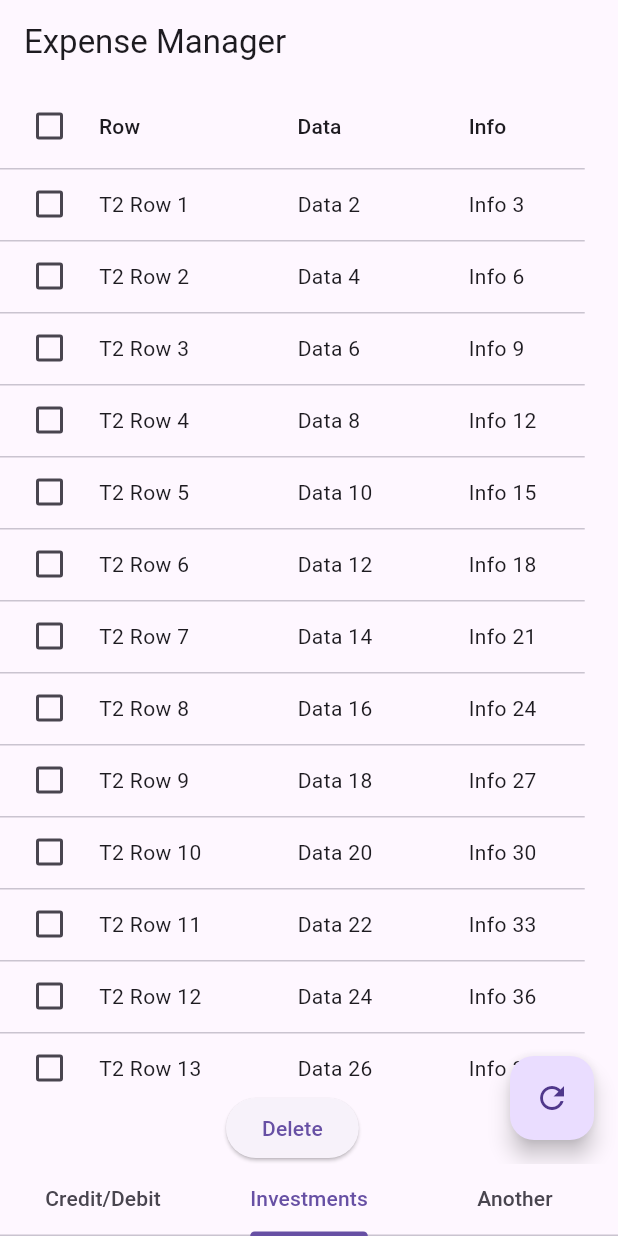
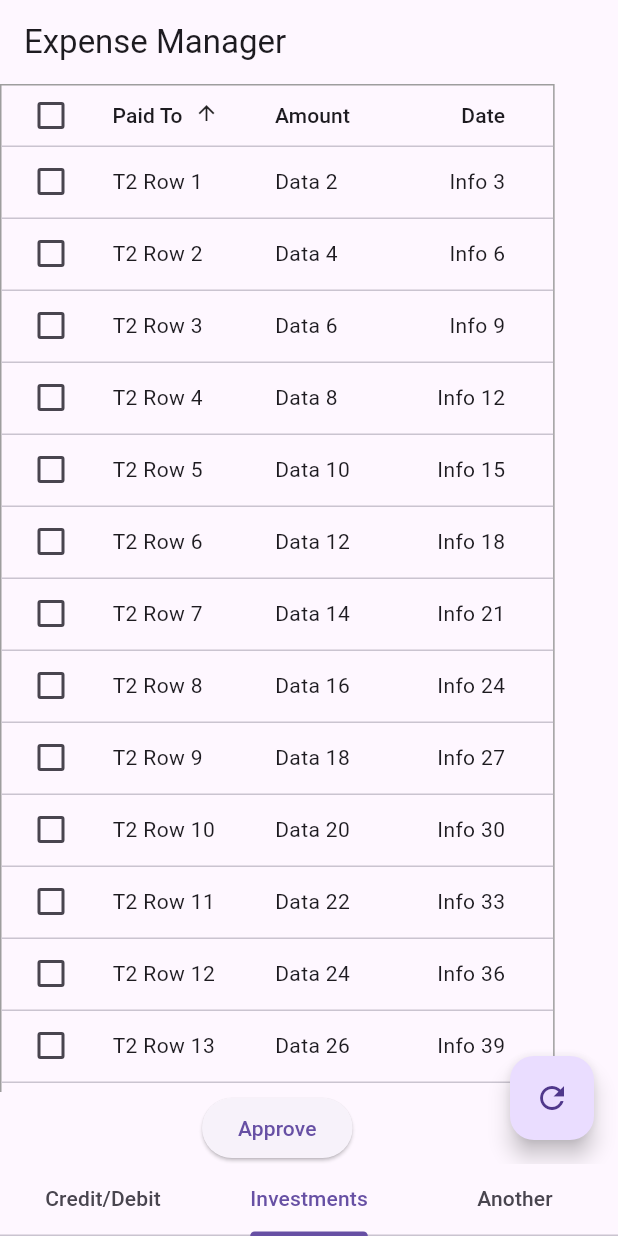
Before and after one commit to aritram1/flutter-expense-manager, a Flutter app: the screen it shows after launch, item 2 of the bottom bar chosen, on a phone screen of 412 x 824 dp. Run offline on Flutter 3.47's test engine with Material 3 defaults, Android fonts, the phone set to English and light mode, and no system bars; our stand-ins replace device_info, logger, permission_handler; missing offline and left inert: flutter_sms_inbox; network calls fail.

Commit message:
interim work

```diff
--- a/lib/data_generator.dart
+++ b/lib/data_generator.dart
@@ -1,6 +1,5 @@
 // data_generator.dart
 import 'dart:convert';
-import 'package:http/http.dart';
 import 'package:logger/logger.dart';
 import 'util/salesforce_util.dart';
 
@@ -10,13 +9,18 @@ class DataGenerator {
   static Future<List<List<String>>> generateTab1Data() async {
     List<List<String>> generatedData = [];
 
-    Map<String, String> response = await SalesforceUtil.queryFromSalesForce(objAPIName: 'Account', fieldList: ['Id', 'Name', 'Phone'], count: 2);
+    Map<String, String> response = await SalesforceUtil.queryFromSalesForce(
+      objAPIName: 'FinPlan__SMS_Message__c',
+      fieldList: ['Id', 'CreatedDate', 'FinPlan__Beneficiary__c', 'FinPlan__Amount_Value__c', 'FinPlan__Formula_Amount__c'],
+      whereClause: 'FinPlan__Approved__c = false AND FinPlan__Create_Transaction__c = true AND FinPlan__Formula_Amount__c > 0',
+      orderByClause: 'CreatedDate desc',
+      count : 120
+      );
     String? error = response['error'];
     String? data = response['data'];
 
     log.d('Error: $error');
     log.d('Data: $data');
-
 
     if(error != null){
       log.d('Error occurred while querying inside generateTab1Data : ${response['error']}');
@@ -25,23 +29,20 @@ class DataGenerator {
     else if (data != null) {
       try{
         Map<String, dynamic> jsonData = json.decode(data);
-
         if (jsonData['records'] != null) {
           log.d('response in generateTab1Data -> $jsonData');
-
           List<dynamic> records = jsonData['records'];
-
           for (var record in records) {
             Map<String, dynamic> recordMap = Map.castFrom(record);
+            String id = recordMap['Id'];
+            String beneficiary = recordMap['FinPlan__Beneficiary__c'];
+            String amount = (recordMap['FinPlan__Formula_Amount__c'] != null) ? recordMap['FinPlan__Formula_Amount__c'].toString() : 'N/A' ;
 
-            String id = recordMap['Id'].substring(1,4);
-            String name = recordMap['Name'];
-            String phone = recordMap['Phone'] ?? 'N/A';
 
-            log.d('Dat ais=>$id $name $phone');
+            String date = recordMap['CreatedDate'].substring(5,10);
+            String formattedDate = '${date.split('-')[1]}/${date.split('-')[0]}';
 
-            // Assuming you want to display 'Id', 'Name', and 'Phone' in the table
-            generatedData.add([id, name, phone]);
+            generatedData.add([beneficiary, amount, formattedDate, id]);
           }
         }
       }
@@ -53,30 +54,6 @@ class DataGenerator {
     return generatedData;
   }
 
-
-
-
-  // static Future<List<List<String>>> generateTab1Data() async {
-
-  //   List<List<String>> data = [];
-
-  //   List<dynamic> response = await SalesforceUtil.queryFromSalesForce(objAPIName : 'Account', fieldList: ['Id', 'name', 'phone'], count: 2);
-
-  //   log.d('Inside generateTab1Data=>$response');
-
-
-
-
-  //   // Replace this with your data generation logic
-  //   // List<List<String>> data = List.generate(100, (index) {
-  //   //   return [
-  //   //     'T1 Row ${index + 1}',
-  //   //     'Data ${(index + 1) * 2}',
-  //   //     'Info ${(index + 1) * 3}',
-  //   //   ];
-  //   // });
-  //   return data;
-  // }
 
   static List<List<String>> generateTab2Data() {
     // Replace this with your data generation logic
--- a/lib/main.dart
+++ b/lib/main.dart
@@ -27,7 +27,7 @@ class MyTabs extends StatefulWidget {
 class _MyTabsState extends State<MyTabs> with SingleTickerProviderStateMixin {
   late TabController _tabController;
   final String title = 'Expense Manager';
-  Logger log = Logger();
+  final Logger log = Logger();
 
   @override
   void initState() {
--- a/lib/tab_data.dart
+++ b/lib/tab_data.dart
@@ -8,7 +8,7 @@ import 'package:logger/logger.dart';
 class TabData extends StatelessWidget {
   final int tabIndex;
   final String title;
-  Logger log = Logger();
+  final Logger log = Logger();
 
   TabData({Key? key, required this.tabIndex, required this.title})
       : super(key: key);
--- a/lib/util/salesforce_util.dart
+++ b/lib/util/salesforce_util.dart
@@ -13,7 +13,8 @@ class SalesforceUtil {
 
   static String tokenEndpoint = 'https://login.salesforce.com/services/oauth2/token';
   static String tokenGrantType = 'password';
-  static String compositeUrl = '/services/data/v53.0/composite/tree/';
+  static String compositeUrlForInsert = '/services/data/v53.0/composite/tree/';
+  static String customEndpointForUpdate = '/services/apexrest/updateApprovedField/';
   static String queryUrl = '/services/data/v53.0/query?q=';
 
   static String accessToken = '';
@@ -69,27 +70,31 @@ class SalesforceUtil {
     };
     return header;
   }
-  static String generateQueryEndpointUrl(String objAPIName, List<String> fieldList, int count){
+  static String generateQueryEndpointUrl(String objAPIName, List<String> fieldList, String whereClauseString, String orderByClauseString, int count){
     String query = 'SELECT';
-    String fields = '';
-    if(fieldList.isNotEmpty){
-      fields = fieldList.join(',');
-    }
-    else{
-      fields = 'count()';
-    }
-    query = '$query $fields FROM $objAPIName LIMIT $count';
+    String fields = fieldList.isNotEmpty ? fieldList.join(',') : 'count()';
+    String whereClause = whereClauseString != '' ? 'WHERE $whereClauseString' : '' ;
+    String orderByClause =  orderByClauseString != '' ? 'ORDER BY $orderByClauseString' : '';
+
+    query = '$query $fields FROM $objAPIName $whereClause $orderByClause LIMIT $count';
     log.d('Generated Query : $query');
+
     query = query.replaceAll(' ', '+');
-    //query = Uri.encodeComponent('$query $fields FROM $objAPIName LIMIT $count');
     log.d('Encoded Query : $query');
-    String endpointUrl = '$instanceUrl$queryUrl$query';
+
+    final String endpointUrl = '$instanceUrl$queryUrl$query';
     return endpointUrl;
   }
 
 
-  static String generateInsertUpdateEndpointUrl(String objAPIName){
-    String endpointUrl = '$instanceUrl$compositeUrl$objAPIName'; //FinPlan__SMS_Message__c;
+  static String generateInsertUpdateEndpointUrl(String objAPIName, String opType){
+    String endpointUrl = '';
+    if(opType == 'insert'){
+      endpointUrl = '$instanceUrl$compositeUrlForInsert$objAPIName';
+    }
+    else if(opType == 'update'){
+      endpointUrl = '$instanceUrl$customEndpointForUpdate';
+    }
     log.d('Generated URL : $endpointUrl');
     return endpointUrl;
   }
@@ -148,20 +153,17 @@ class SalesforceUtil {
   }
 
   /////////////////////////////////////query method /////////////////////////////////////
-  static Future<Map<String, String>> queryFromSalesForce({required String objAPIName, List<String> fieldList = const [], int count = 10}) async {
-    return await SalesforceUtil._querySFData(objAPIName, fieldList, count);
-    // var v = await SalesforceUtil._querySFData(objAPIName, fieldList, count);
-    // log.d('V is $v');
-    // return v;
+  static Future<Map<String, String>> queryFromSalesForce({required String objAPIName, List<String> fieldList = const [], String whereClause = '', String orderByClause = '', int count = 10}) async {
+    return await SalesforceUtil._querySFData(objAPIName, fieldList, whereClause, orderByClause, count);
   }
 
-  static Future<Map<String, String>> _querySFData(String objAPIName, List<String> fieldList, int count) async {
+  static Future<Map<String, String>> _querySFData(String objAPIName, List<String> fieldList, String whereClause, String orderByClause, int count) async {
     if(accessToken == '') await loginToSalesforce();
     dynamic response;
     Map<String, String> responseData = <String, String>{};
     try{
       response = await http.get(
-        Uri.parse(generateQueryEndpointUrl(objAPIName, fieldList, count)),
+        Uri.parse(generateQueryEndpointUrl(objAPIName, fieldList, whereClause, orderByClause, count)),
         headers: generateHeader(),
         // body: jsonEncode(generateBody(objAPIName, data)),
       );
@@ -194,7 +196,7 @@ class SalesforceUtil {
     dynamic response;
     try{
       response = await http.post(
-        Uri.parse(generateInsertUpdateEndpointUrl(objAPIName)),
+        Uri.parse(generateInsertUpdateEndpointUrl(objAPIName, 'insert')),
         headers: generateHeader(),
         body: jsonEncode(generateBody(objAPIName, data)),
       );
@@ -213,4 +215,55 @@ class SalesforceUtil {
       return error.toString();
     }
   }
+
+
+  /////////////////////////////////////update method /////////////////////////////////////
+  // static Future<String> updateSalesforceData(String objAPIName, List<Map<String, dynamic>> data) async {
+  static Future<String> updateSalesforceData(String objAPIName, List<String> recordIds) async {
+    if(accessToken == '') await loginToSalesforce();
+    dynamic response;
+    try{
+      response = await http.post(
+        Uri.parse(generateInsertUpdateEndpointUrl(objAPIName, 'update')),
+        headers: generateHeader(),
+        body: jsonEncode(generateUpdateBody(objAPIName, recordIds)),
+      );
+      if(response.statusCode == 200){
+        final Map<dynamic, dynamic> data = json.decode(response.body);
+        log.d('Update Operation : ${data.toString()}');
+      }
+      else {
+        // Log an error
+        log.d('Response code other than 200 detected : ${response.body}');
+      }
+      return response.body;
+    }
+    catch(error){
+      log.d('Error occurred while updating data to Salesforce. Error is : $error');
+      return error.toString();
+    }
+  }
+
+  // static Map<String, dynamic> generateUpdateBody(String objAPIName, List<Map<String, dynamic>> data){
+  static List<String> generateUpdateBody(String objAPIName, List<String> recordIds){
+    return recordIds;
+    // Map<String, dynamic> body = {};
+    // var allRecords = [];
+    // int count = 0;
+    // for(Map<String, dynamic> fieldValues in data){
+    //   Map<String, dynamic> each = {};
+    //   each['attributes'] = {
+    //     'type': objAPIName,
+    //     'referenceId': 'ref$count'
+    //   };
+    //   for(String fieldAPIName in fieldValues.keys){
+    //     each[fieldAPIName] = fieldValues[fieldAPIName];
+    //   }
+    //   allRecords.add(each);
+    //   count++;
+    // }
+    // body['records'] = allRecords;
+    // log.d('body in generateUpdateBody is => $body');
+    // return body;
+  }
 }
--- a/lib/widget/table_widget.dart
+++ b/lib/widget/table_widget.dart
@@ -1,6 +1,7 @@
 // table_widget.dart
+import 'package:flutter/material.dart';
 import 'package:logger/logger.dart';
-import 'package:flutter/material.dart';
+import '../util/salesforce_util.dart';
 
 class TableWidget extends StatefulWidget {
   final List<List<String>> tableData;
@@ -13,8 +14,9 @@ class TableWidget extends StatefulWidget {
 
 class _TableWidgetState extends State<TableWidget> {
   late List<bool> selectedRows;
-  final String _commaOperationName = 'Delete';
-  static Logger log = Logger();
+  final String _commaOperationName = 'Approve';
+  List<String> COLUMN_NAMES = ['Paid To', 'Amount', 'Date'];
+  static final Logger log = Logger();
 
   @override
   void initState() {
@@ -30,10 +32,44 @@ class _TableWidgetState extends State<TableWidget> {
           child: SingleChildScrollView(
             scrollDirection: Axis.vertical,
             child: DataTable(
-              columns: const [
-                DataColumn(label: Text('Row')),
-                DataColumn(label: Text('Data')),
-                DataColumn(label: Text('Info')),
+              columnSpacing: 16.0, // Adjust the spacing between columns
+              headingRowHeight: 40.0, // Adjust the height of the heading row
+              decoration: BoxDecoration(
+                border: Border.all(width: 1.0, color: Colors.grey), // Customize the table border
+              ),
+              sortAscending: true,
+              sortColumnIndex: 0,
+              columns: [
+                DataColumn(
+                  label: Padding(
+                    padding: const EdgeInsets.all(8.0),
+                    child: Text(COLUMN_NAMES[0]),
+                  ),
+                  onSort: (columnIndex, ascending) {
+                    setState(() {});
+                  },
+                  numeric: false,
+                ),
+                DataColumn(
+                  label: Padding(
+                    padding: const EdgeInsets.all(8.0),
+                    child: Text(COLUMN_NAMES[1]),
+                  ),
+                  onSort: (columnIndex, ascending) {
+                    setState(() {});
+                  },
+                  numeric: false,
+                ),
+                DataColumn(
+                  label: Padding(
+                    padding: const EdgeInsets.all(8.0),
+                    child: Text(COLUMN_NAMES[2]),
+                  ),
+                  onSort: (columnIndex, ascending) {
+                    setState(() {});
+                  },
+                  numeric: true,
+                ),
               ],
               rows: widget.tableData.asMap().entries.map((entry) {
                 final rowIndex = entry.key;
@@ -49,9 +85,24 @@ class _TableWidgetState extends State<TableWidget> {
                     }
                   },
                   cells: [
-                    DataCell(Text(row[0])),
-                    DataCell(Text(row[1])),
-                    DataCell(Text(row[2])),
+                    DataCell(
+                      Padding(
+                        padding: const EdgeInsets.all(8.0),
+                        child: Text(row[0]),
+                      ),
+                    ),
+                    DataCell(
+                      Padding(
+                        padding: const EdgeInsets.all(8.0),
+                        child: Text(row[1]),
+                      ),
+                    ),
+                    DataCell(
+                      Padding(
+                        padding: const EdgeInsets.all(8.0),
+                        child: Text(row[2]),
+                      ),
+                    ),
                   ],
                 );
               }).toList(),
@@ -60,8 +111,6 @@ class _TableWidgetState extends State<TableWidget> {
         ),
         ElevatedButton(
           onPressed: () {
-            // Perform common operation (e.g., delete selected rows)
-            // Replace this with your own logic
             _performCommonOperation();
           },
           child: Text(_commaOperationName),
@@ -71,14 +120,26 @@ class _TableWidgetState extends State<TableWidget> {
   }
 
   void _performCommonOperation() {
-    // Replace this with your own logic for the common operation.
-    // For example, deleting selected rows.
+    List<String> recordIds = [];
+    // List<Map<String, dynamic>> fieldValuesMapList = [] ;
     for (int i = selectedRows.length - 1; i >= 0; i--) {
       if (selectedRows[i]) {
+        // Map<String, dynamic> fieldValuesMap = {};
+        // fieldValuesMap['Id'] = widget.tableData[i][3];
+        // fieldValuesMap['FinPlan__Approved__c'] = true;
+        log.d('Selected=>${widget.tableData[i]}');
         widget.tableData.removeAt(i);
         selectedRows.removeAt(i);
+        recordIds.add(widget.tableData[i][3]);
       }
     }
+    log.d('fieldValues inside _performCommonOperation=>$recordIds');
+
+    // update in SF
+    SalesforceUtil.updateSalesforceData('FinPlan__SMS_Message__c', recordIds);
+
     setState(() {});
   }
+
+
 }
--- a/pubspec.yaml
+++ b/pubspec.yaml
@@ -34,8 +34,7 @@ dependencies:
   http: ^0.13.3  # Use the latest version of the http package
   telephony: #latest_version
   device_info: ^2.0.0
-
-
+  logger: ^2.0.2+1
 
   # The following adds the Cupertino Icons font to your application.
   # Use with the CupertinoIcons class for iOS style icons.
```
Also changed, not shown: pubspec.lock.
